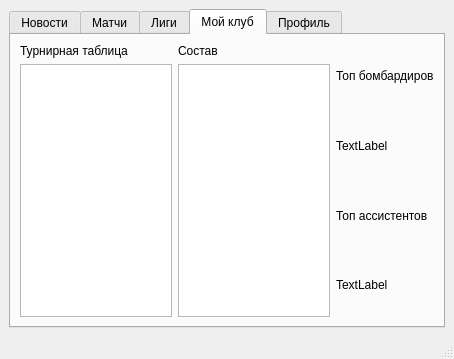
Before: the Qt Designer form main.ui in egorshv/desk_app, drawn with Qt 5.
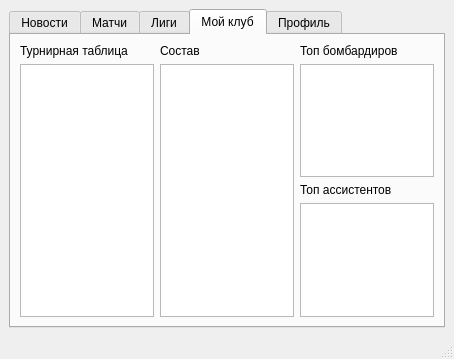
After: the same form once the commit is applied. The open tabs and pages were chosen to show the change.

Commit message: Add get_top_players, remove resize_img and create_graf, update league_change method

What changed in the file:
```diff
--- a/main.ui
+++ b/main.ui
@@ -151,11 +151,7 @@
            </widget>
           </item>
           <item>
-           <widget class="QLabel" name="label_7">
-            <property name="text">
-             <string>TextLabel</string>
-            </property>
-           </widget>
+           <widget class="QTableWidget" name="tableWidget_6"/>
           </item>
           <item>
            <widget class="QLabel" name="label_10">
@@ -165,11 +161,7 @@
            </widget>
           </item>
           <item>
-           <widget class="QLabel" name="label_9">
-            <property name="text">
-             <string>TextLabel</string>
-            </property>
-           </widget>
+           <widget class="QTableWidget" name="tableWidget_7"/>
           </item>
          </layout>
         </item>
```
Left out of the diff: 14 changed lines with no effect on the pictures. The commit also changes 2 other files.
